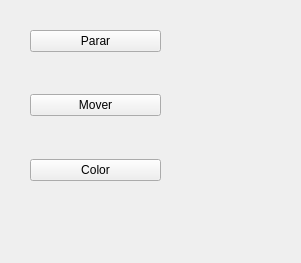
Above: 05_Bolas_Navidad/widgetbola.ui from TheMakros12/interfaces before the change. Below: the same form after it.
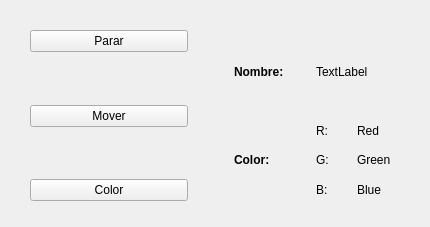
That is the form after the change.

What changed in the file:
```diff
--- a/05_Bolas_Navidad/widgetbola.ui
+++ b/05_Bolas_Navidad/widgetbola.ui
@@ -6,8 +6,8 @@
    <rect>
     <x>0</x>
     <y>0</y>
-    <width>301</width>
-    <height>263</height>
+    <width>430</width>
+    <height>227</height>
    </rect>
   </property>
   <property name="windowTitle">
@@ -18,10 +18,12 @@
     <rect>
      <x>30</x>
      <y>30</y>
-     <width>131</width>
-     <height>151</height>
+     <width>361</width>
+     <height>171</height>
     </rect>
    </property>
+   <layout class="QHBoxLayout" name="horizontalLayout_3">
+    <item>
    <layout class="QVBoxLayout" name="verticalLayout">
     <item>
      <widget class="QPushButton" name="btnParar">
@@ -69,6 +71,127 @@
        <string>Color</string>
       </property>
      </widget>
+      </item>
+     </layout>
+    </item>
+    <item>
+     <spacer name="horizontalSpacer">
+      <property name="orientation">
+       <enum>Qt::Horizontal</enum>
+      </property>
+      <property name="sizeType">
+       <enum>QSizePolicy::Fixed</enum>
+      </property>
+      <property name="sizeHint" stdset="0">
+       <size>
+        <width>40</width>
+        <height>20</height>
+       </size>
+      </property>
+     </spacer>
+    </item>
+    <item>
+     <layout class="QVBoxLayout" name="verticalLayout_2">
+      <item>
+       <layout class="QHBoxLayout" name="horizontalLayout">
+        <item>
+         <widget class="QLabel" name="label">
+          <property name="font">
+           <font>
+            <weight>75</weight>
+            <bold>true</bold>
+           </font>
+          </property>
+          <property name="text">
+           <string>Nombre:</string>
+          </property>
+         </widget>
+        </item>
+        <item>
+         <widget class="QLabel" name="lblNombreBola">
+          <property name="text">
+           <string>TextLabel</string>
+          </property>
+         </widget>
+        </item>
+       </layout>
+      </item>
+      <item>
+       <layout class="QHBoxLayout" name="horizontalLayout_2">
+        <item>
+         <widget class="QLabel" name="label_3">
+          <property name="font">
+           <font>
+            <weight>75</weight>
+            <bold>true</bold>
+           </font>
+          </property>
+          <property name="text">
+           <string>Color:</string>
+          </property>
+         </widget>
+        </item>
+        <item>
+         <layout class="QVBoxLayout" name="verticalLayout_3">
+          <item>
+           <layout class="QHBoxLayout" name="horizontalLayout_4">
+            <item>
+             <widget class="QLabel" name="lblColorBola">
+              <property name="text">
+               <string>R: </string>
+              </property>
+             </widget>
+            </item>
+            <item>
+             <widget class="QLabel" name="lblBolaRed">
+              <property name="text">
+               <string>Red</string>
+              </property>
+             </widget>
+            </item>
+           </layout>
+          </item>
+          <item>
+           <layout class="QHBoxLayout" name="horizontalLayout_5">
+            <item>
+             <widget class="QLabel" name="lblColorBola_3">
+              <property name="text">
+               <string>G:</string>
+              </property>
+             </widget>
+            </item>
+            <item>
+             <widget class="QLabel" name="lblBolaGreen">
+              <property name="text">
+               <string>Green</string>
+              </property>
+             </widget>
+            </item>
+           </layout>
+          </item>
+          <item>
+           <layout class="QHBoxLayout" name="horizontalLayout_6">
+            <item>
+             <widget class="QLabel" name="lblColorBola_5">
+              <property name="text">
+               <string>B:</string>
+              </property>
+             </widget>
+            </item>
+            <item>
+             <widget class="QLabel" name="lblBolaBlue">
+              <property name="text">
+               <string>Blue</string>
+              </property>
+             </widget>
+            </item>
+           </layout>
+          </item>
+         </layout>
+        </item>
+       </layout>
+      </item>
+     </layout>
     </item>
    </layout>
   </widget>
```
Lines whose indentation alone changed are shown as unchanged.
